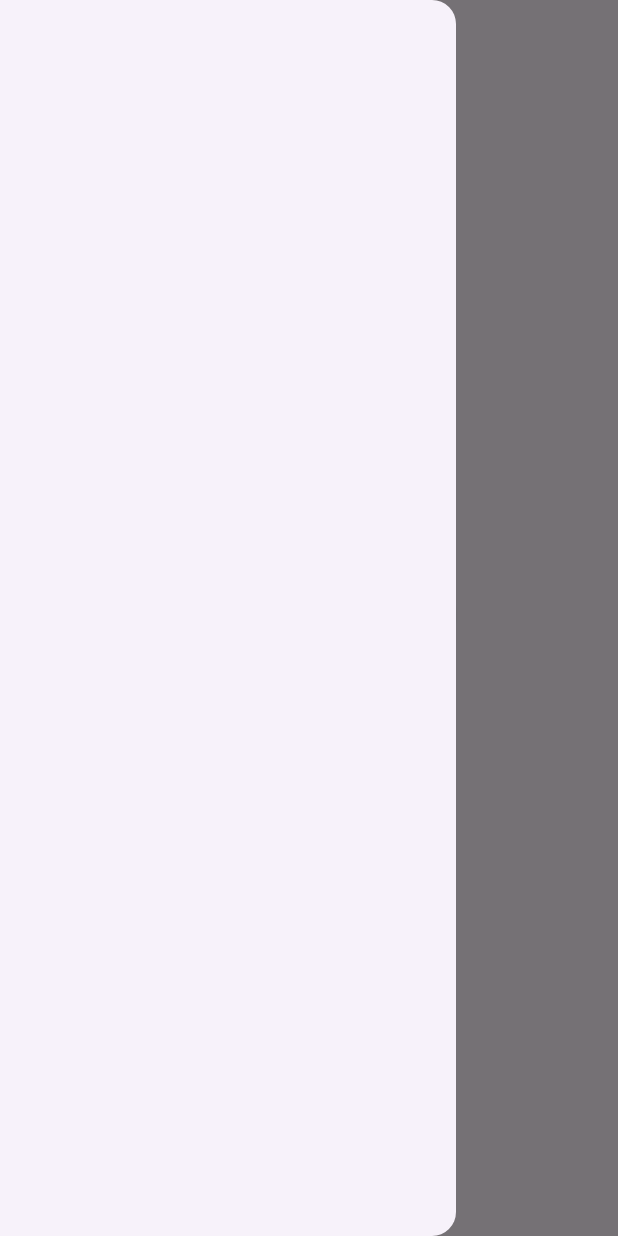
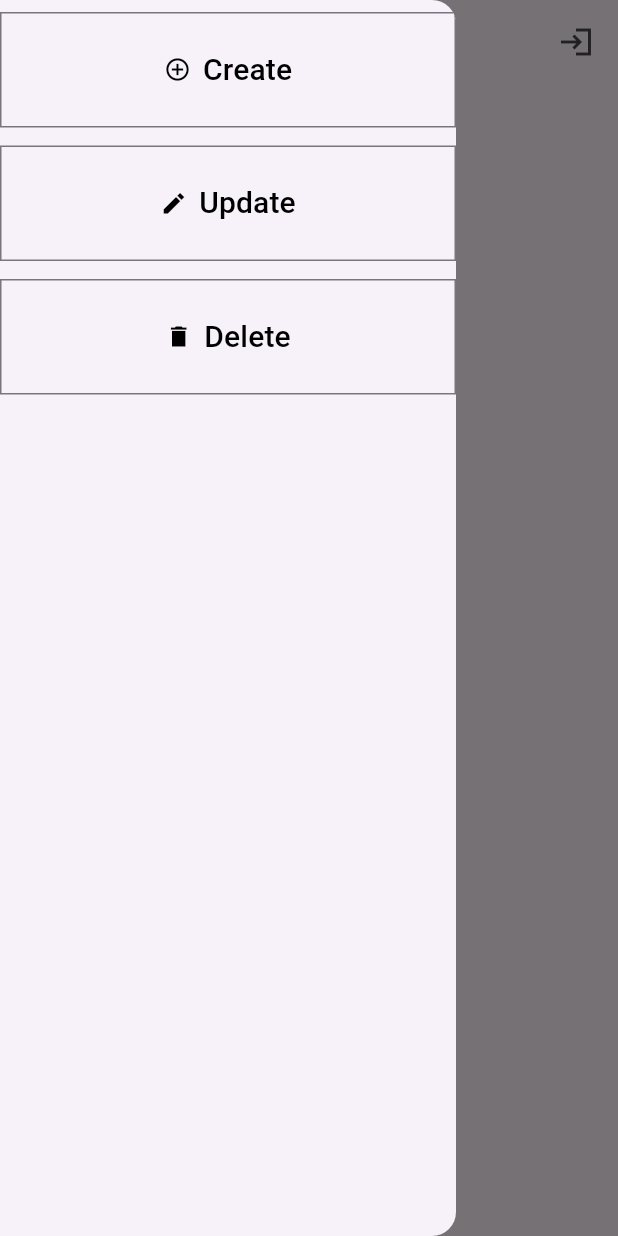
Before and after one commit to SonicOriginalSoftware/cumulus, a Flutter app: the screen it shows after launch, with the side drawer open, on a phone screen of 412 x 824 dp. Run offline on Flutter 3.47's test engine with Material 2 defaults, Android fonts, the phone set to English and light mode, and no system bars; our stand-ins replace firebase_auth, firebase_core; missing offline and left inert: dart:html; accounts and stored records are empty.

Commit message:
most icons are up
now need to get the state management and reflection correct

```diff
--- a/app/lib/views/app.dart
+++ b/app/lib/app.dart
@@ -1,12 +1,9 @@
 import 'package:code_repository/scaffold.dart';
 import 'package:code_repository/theme/default.dart';
+import 'package:code_repository/views/login/login.dart';
 import 'package:flutter/material.dart';
 
-import 'login/login.dart';
-
 MaterialApp build(String title, GlobalKey<NavigatorState> navigatorKey) {
-  const LoginWidget login = LoginWidget();
-
   return MaterialApp(
     debugShowCheckedModeBanner: false,
     // debugShowMaterialGrid: true,
@@ -14,6 +11,6 @@ MaterialApp build(String title, GlobalKey<NavigatorState> navigatorKey) {
     title: title,
     theme: defaultTheme,
     themeMode: ThemeMode.system,
-    home: const AppScaffold(body: login),
+    home: const AppScaffold(body: LoginView()),
   );
 }
--- /dev/null
+++ b/app/lib/auth/constants.dart
@@ -0,0 +1,2 @@
+const loginText = "Log In";
+const logoutText = "Log Out";
--- a/app/lib/bar.dart
+++ b/app/lib/bar.dart
@@ -1,5 +1,32 @@
+import 'package:code_repository/auth/constants.dart';
+import 'package:code_repository/navigator.dart';
 import 'package:flutter/material.dart';
 
+IconData authenticationStatus = Icons.login_sharp;
+String toolTip = loginText;
+
+const double leadingWidth = 56;
+const double iconSize = 24;
+const double actionButtonPadding = (leadingWidth - iconSize) / 2;
+
 AppBar appBar = AppBar(
-  actions: const [],
+  leadingWidth: leadingWidth,
+  leading: Builder(
+    builder: (context) => IconButton(
+      icon: const Icon(Icons.menu_sharp),
+      onPressed: () => Scaffold.of(context).openDrawer(),
+    ),
+  ),
+  actions: [
+    IconButton(
+      padding: const EdgeInsets.only(
+        left: actionButtonPadding,
+        right: actionButtonPadding,
+      ),
+      onPressed: () =>
+          navigatorKey.currentState?.popUntil((route) => route.isFirst),
+      icon: Icon(authenticationStatus),
+      tooltip: toolTip,
+    ),
+  ],
 );
--- a/app/lib/drawer.dart
+++ b/app/lib/drawer.dart
@@ -1,5 +1,6 @@
+import 'package:code_repository/views/actions.dart' as app_actions;
 import 'package:flutter/material.dart';
 
-Drawer drawer = Drawer(
-  child: ListView(),
+Drawer drawer = const Drawer(
+  child: app_actions.Actions(),
 );
--- a/app/lib/main.dart
+++ b/app/lib/main.dart
@@ -6,7 +6,7 @@
 import 'package:firebase_core/firebase_core.dart';
 import 'package:flutter/material.dart';
 
-import 'views/app.dart';
+import 'app.dart';
 
 Future<void> main() async {
   await Firebase.initializeApp(
@@ -23,5 +23,6 @@
 
   FirebaseAuth.instance.userChanges().listen(handleUserChange);
   Widget app = build("Code Repository", navigatorKey);
+
   runApp(app);
 }
--- a/app/lib/views/actions.dart
+++ b/app/lib/views/actions.dart
@@ -1,36 +1,42 @@
-import 'package:code_repository/auth/token.dart';
-import 'package:code_repository/scaffold.dart';
 import 'package:flutter/material.dart';
 
-import 'actions/create.dart';
-import 'actions/delete.dart';
-import 'actions/update.dart';
-
-const double _buttonPadding = 40;
-const EdgeInsets buttonPadding = EdgeInsets.all(_buttonPadding);
-
 class Actions extends StatelessWidget {
-  const Actions({super.key, required this.token});
-  static double buttonInsets = 8.0;
-  static double buttonExtents = 8.0;
-  final AuthToken token;
+  const Actions({super.key});
 
   @override
   Widget build(BuildContext context) {
-    const buttons = [
-      CreateWidget(),
-      UpdateWidget(),
-      DeleteWidget(),
+    const buttonFontStyle = TextStyle(fontSize: 20);
+    const buttonPadding = EdgeInsets.all(24);
+    final buttonStyle = OutlinedButton.styleFrom(
+      padding: buttonPadding,
+    );
+
+    final buttons = [
+      OutlinedButton.icon(
+        onPressed: () {},
+        style: buttonStyle,
+        label: const Text("Create", style: buttonFontStyle),
+        icon: const Icon(Icons.add_circle_outline_sharp),
+      ),
+      OutlinedButton.icon(
+        onPressed: () {},
+        style: buttonStyle,
+        label: const Text("Update", style: buttonFontStyle),
+        icon: const Icon(Icons.edit_sharp),
+      ),
+      OutlinedButton.icon(
+        onPressed: () {},
+        style: buttonStyle,
+        label: const Text("Delete", style: buttonFontStyle),
+        icon: const Icon(Icons.delete_sharp),
+      ),
     ];
-    return AppScaffold(
-      body: ListView.separated(
-        padding: buttonPadding,
-        itemCount: buttons.length,
-        separatorBuilder: (context, index) => const Divider(
-          color: Colors.transparent,
-        ),
-        itemBuilder: (context, index) => buttons[index],
-      ),
+    return ListView.separated(
+      padding: const EdgeInsets.only(top: 8, bottom: 8),
+      itemBuilder: (context, index) => buttons[index],
+      itemCount: buttons.length,
+      separatorBuilder: (context, index) =>
+          const Divider(color: Colors.transparent, height: 12),
     );
   }
 }
--- a/app/lib/views/login/login.dart
+++ b/app/lib/views/login/login.dart
@@ -3,8 +3,8 @@ import 'package:flutter/material.dart';
 import 'with_apple.dart';
 import 'with_google.dart';
 
-class LoginWidget extends StatelessWidget {
-  const LoginWidget({super.key});
+class LoginView extends StatelessWidget {
+  const LoginView({super.key});
   static const double _buttonPadding = 40;
   static EdgeInsets buttonPadding = const EdgeInsets.all(_buttonPadding);
   static const buttons = [SignInWithGoogleButton(), SignInWithAppleButton()];
--- a/app/lib/views/login/with_apple.dart
+++ b/app/lib/views/login/with_apple.dart
@@ -10,10 +10,6 @@ class SignInWithAppleButton extends StatelessWidget {
       onPressed: signInWithApple,
       icon: const Icon(Icons.apple),
       label: const Text('Sign in With Apple'),
-      style: ElevatedButton.styleFrom(
-        foregroundColor: Colors.black,
-        backgroundColor: Colors.white,
-      ),
     );
   }
 }
--- a/app/lib/views/login/with_google.dart
+++ b/app/lib/views/login/with_google.dart
@@ -10,14 +10,10 @@ class SignInWithGoogleButton extends StatelessWidget {
       onPressed: signInWithGoogle,
       icon: Image.asset(
         'images/google.png',
-        width: IconTheme.of(context).size,
-        height: IconTheme.of(context).size,
+        width: IconTheme.of(context).size! - 8,
+        height: IconTheme.of(context).size! - 8,
       ),
       label: const Text("Sign in with Google"),
-      style: ElevatedButton.styleFrom(
-        foregroundColor: Colors.black,
-        backgroundColor: Colors.white,
-      ),
     );
   }
 }
```
Also changed, not shown: app/lib/auth/firebase.dart (+12 -7 lines), app/lib/theme/default.dart (+33 -0 lines), app/lib/views/actions/create.dart (deleted, +0 -37 lines), app/lib/views/actions/delete.dart (deleted, +0 -14 lines), app/lib/views/actions/update.dart (deleted, +0 -14 lines), app/lib/views/create/form.dart (added, +18 -0 lines), 1 other file.
